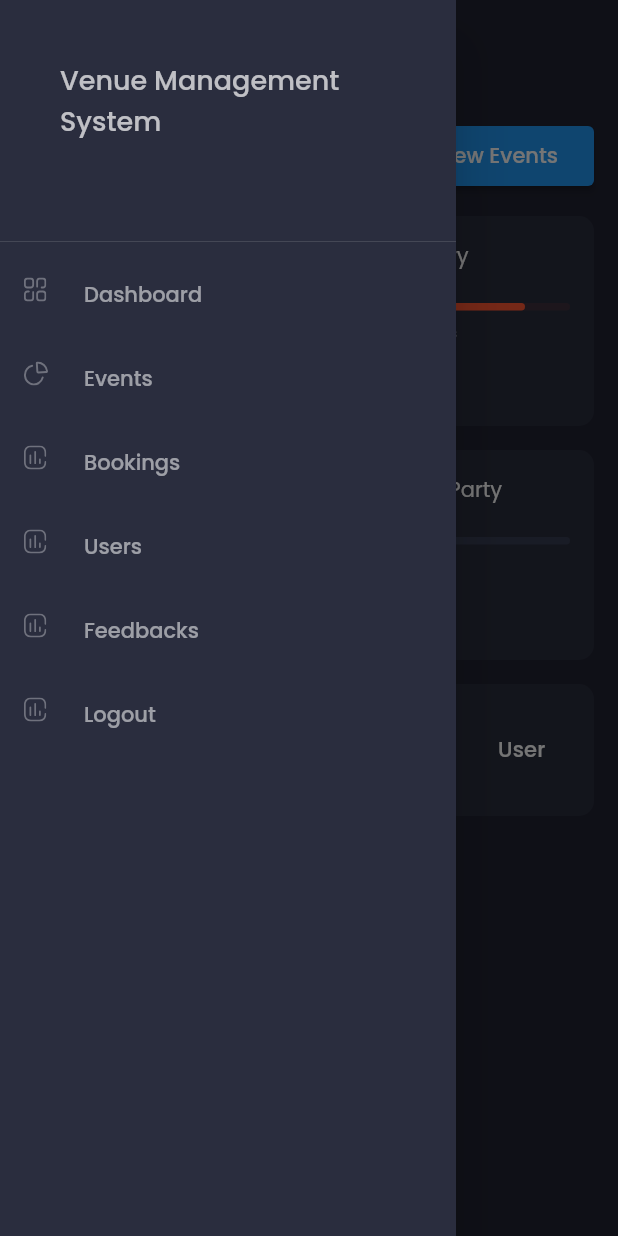
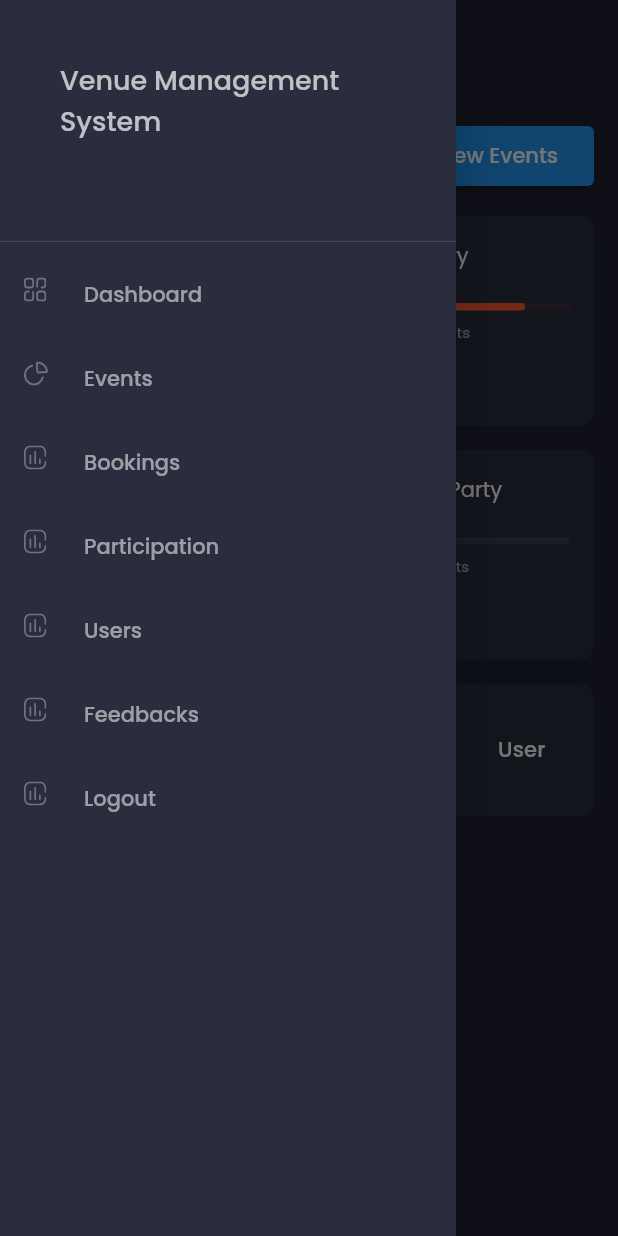
Before and after one commit to SafalFrom2050/venue-management-admin, a Flutter app: the MainScreen screen opened directly, with the side drawer open, on a phone screen of 412 x 824 dp. Run offline on Flutter 3.47's test engine with Material 2 defaults, Android fonts, the phone set to English and light mode, and no system bars; drawn by our look-alikes of data_table_2; our stand-ins replace flutter_svg, google_fonts, shared_preferences; missing offline and left inert: dart:html; accounts and stored records are empty; network calls fail.

Commit message:
up to participation.

```diff
--- /dev/null
+++ b/lib/models/participation.dart
@@ -0,0 +1,27 @@
+class Participation {
+  final int? id;
+  final int? userId;
+  final String? user;
+  final String? event;
+  final String? createdAt;
+
+  const Participation({this.id, this.userId, this.user, this.event, this.createdAt});
+
+  factory Participation.fromJson(Map<String, dynamic> json) {
+    return Participation(
+      id: json['id'],
+      userId: json['userId'],
+      user: json['user'],
+      event: json['event'],
+      createdAt: json['createdAt'],
+    );
+  }
+
+  Map toJson() => {
+        'id': id,
+        'userId': userId,
+        'user': user,
+        'event': event,
+        // 'createdAt': createdAt,
+      };
+}
--- a/lib/screens/dashboard/components/event_info_card.dart
+++ b/lib/screens/dashboard/components/event_info_card.dart
@@ -75,7 +75,7 @@ class ProgressLine extends StatelessWidget {
             child: Tooltip(
               message: "Maximum $capacity",
               child: Text(
-                "$attendees Attendees",
+                "$attendees Participants",
                 style: Theme.of(context)
                     .textTheme
                     .caption!
--- a/lib/screens/main/components/side_menu.dart
+++ b/lib/screens/main/components/side_menu.dart
@@ -6,6 +6,7 @@ import 'package:flutter_svg/flutter_svg.dart';
 
 import '../../dashboard/dashboard_screen.dart';
 import '../../events/events_screen.dart';
+import '../../participations/participations_screen.dart';
 import '../../users/users_screen.dart';
 
 class SideMenu extends StatelessWidget {
@@ -45,6 +46,14 @@ class SideMenu extends StatelessWidget {
             svgSrc: "assets/icons/menu_tran.svg",
             press: () {
               onChangeScreen!(BookingsScreen());
+              Navigator.pop(context);
+            },
+          ),
+          DrawerListTile(
+            title: "Participation",
+            svgSrc: "assets/icons/menu_tran.svg",
+            press: () {
+              onChangeScreen!(ParticipationScreen());
               Navigator.pop(context);
             },
           ),
--- /dev/null
+++ b/lib/screens/participations/components/header.dart
@@ -0,0 +1,33 @@
+import 'package:admin/controllers/MenuController.dart';
+import 'package:admin/responsive.dart';
+import 'package:flutter/material.dart';
+import 'package:flutter_svg/flutter_svg.dart';
+import 'package:provider/provider.dart';
+
+import '../../../constants.dart';
+
+class Header extends StatelessWidget {
+  const Header({
+    Key? key,
+  }) : super(key: key);
+
+  @override
+  Widget build(BuildContext context) {
+    return Row(
+      children: [
+        if (!Responsive.isDesktop(context))
+          IconButton(
+            icon: Icon(Icons.menu),
+            onPressed: context.read<MenuController>().controlMenu,
+          ),
+        if (!Responsive.isMobile(context))
+          Text(
+            "Participation",
+            style: Theme.of(context).textTheme.headline6,
+          ),
+        if (!Responsive.isMobile(context))
+          Spacer(flex: Responsive.isDesktop(context) ? 2 : 1),
+      ],
+    );
+  }
+}
```
Also changed, not shown: lib/screens/participations/components/recent_events.dart (added, +139 -0 lines), lib/screens/participations/components/title.dart (added, +28 -0 lines), lib/screens/participations/participations_screen.dart (added, +38 -0 lines), lib/services/participations_service.dart (added, +64 -0 lines), pubspec.lock, 3 other files.
